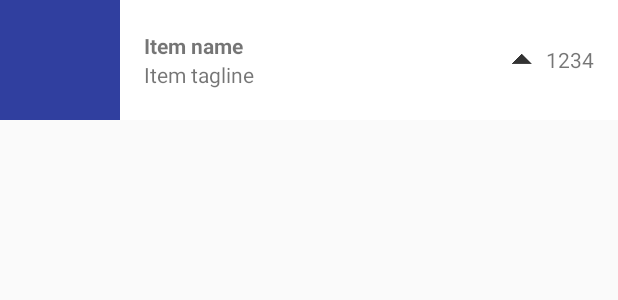
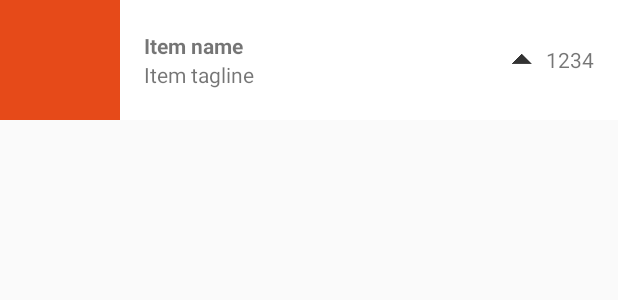
Before and after one commit to cac03/ProductHunt, an Android app: the layout post_item.xml on its own in the app's theme, with its tools: preview values and no code run, on a phone screen of 412 x 824 dp. Shown: the top 300 px of the screen. Run offline under Robolectric (Android 15) with nearby library versions, the phone set to English and light mode, and no system bars.

Commit message:
Use orange colors as primary

```diff
--- a/app/src/main/res/values/colors.xml
+++ b/app/src/main/res/values/colors.xml
@@ -1,8 +1,8 @@
 <?xml version="1.0" encoding="utf-8"?>
 <resources>
-    <color name="colorPrimary">#3F51B5</color>
-    <color name="colorPrimaryDark">#303F9F</color>
-    <color name="colorAccent">#FF4081</color>
+    <color name="colorPrimary">#FF5722</color>
+    <color name="colorPrimaryDark">#E64A19</color>
+    <color name="colorAccent">#FF5252</color>
 
     <color name="gray200">#EEEEEE</color>
     <color name="orange">#ea532a</color>
```
